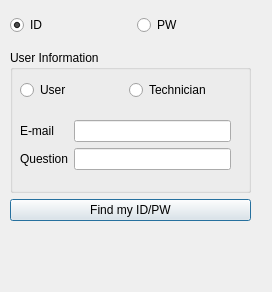
The window that FiveOfRuler/ForgotIdPwDialog.ui (simneol/JuDeP) describes before a commit, drawn with Qt 5.
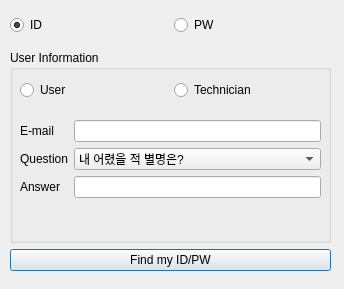
The same window after the commit.

Commit message: Login Dialog Update !

The edit to the form file:
```diff
--- a/FiveOfRuler/ForgotIdPwDialog.ui
+++ b/FiveOfRuler/ForgotIdPwDialog.ui
@@ -6,8 +6,8 @@
    <rect>
     <x>0</x>
     <y>0</y>
-    <width>272</width>
-    <height>292</height>
+    <width>344</width>
+    <height>289</height>
    </rect>
   </property>
   <property name="sizePolicy">
@@ -24,8 +24,8 @@
     <rect>
      <x>10</x>
      <y>50</y>
-     <width>241</width>
-     <height>171</height>
+     <width>321</width>
+     <height>221</height>
     </rect>
    </property>
    <layout class="QVBoxLayout" name="idLayout">
@@ -39,7 +39,7 @@
         <rect>
          <x>10</x>
          <y>20</y>
-         <width>211</width>
+         <width>301</width>
          <height>41</height>
         </rect>
        </property>
@@ -65,8 +65,8 @@
         <rect>
          <x>10</x>
          <y>70</y>
-         <width>211</width>
-         <height>61</height>
+         <width>301</width>
+         <height>101</height>
         </rect>
        </property>
        <layout class="QFormLayout" name="formLayout">
@@ -87,8 +87,34 @@
           </property>
          </widget>
         </item>
+        <item row="2" column="0">
+         <widget class="QLabel" name="label_Answer">
+          <property name="text">
+           <string>Answer</string>
+          </property>
+         </widget>
+        </item>
+        <item row="2" column="1">
+         <widget class="QLineEdit" name="lineEdit_Answer"/>
+        </item>
         <item row="1" column="1">
-         <widget class="QLineEdit" name="lineEdit_Question"/>
+         <widget class="QComboBox" name="comboBox_Question">
+          <item>
+           <property name="text">
+            <string>내 어렸을 적 별명은?</string>
+           </property>
+          </item>
+          <item>
+           <property name="text">
+            <string>내가 다녔던 초등학교 이름은?</string>
+           </property>
+          </item>
+          <item>
+           <property name="text">
+            <string>내 보물 1호는?</string>
+           </property>
+          </item>
+         </widget>
         </item>
        </layout>
       </widget>
@@ -108,7 +134,7 @@
     <rect>
      <x>10</x>
      <y>10</y>
-     <width>248</width>
+     <width>321</width>
      <height>31</height>
     </rect>
    </property>
```
The commit also changes 5 other files.
